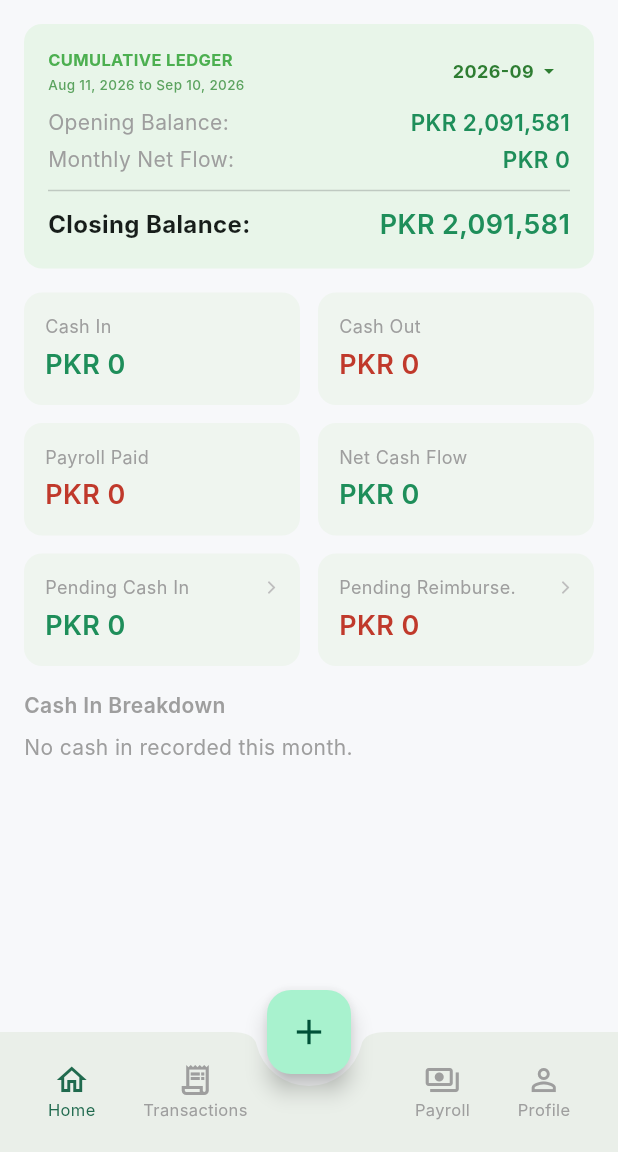
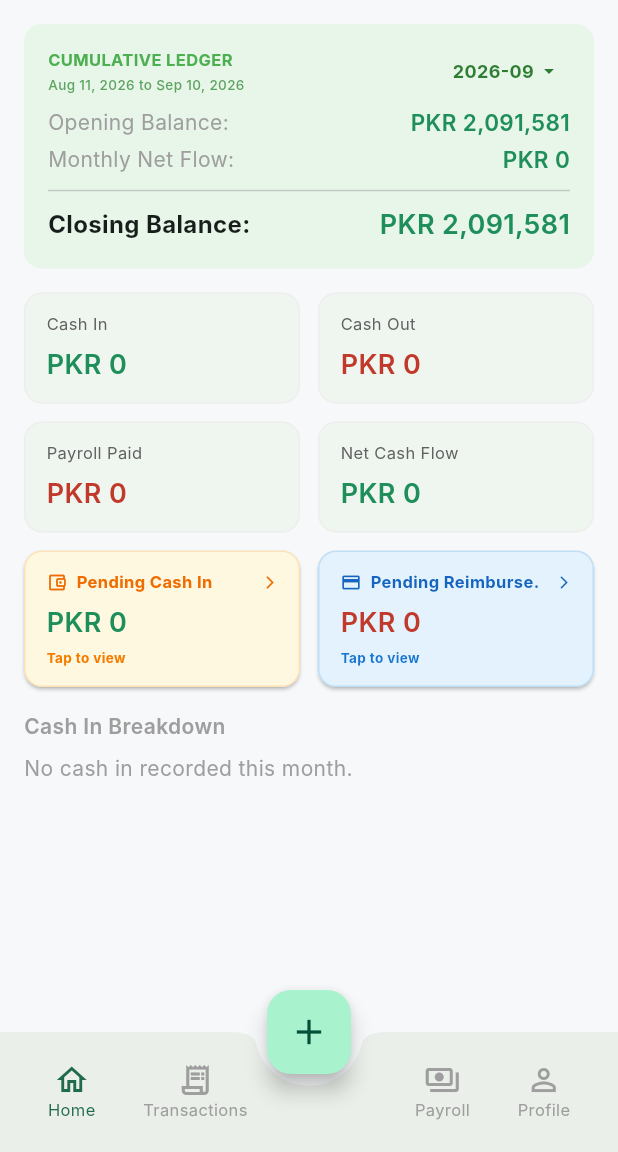
Before and after one commit to waleed52531/corehives, a Flutter app: the HomeScreen screen opened by its route, on a phone screen of 412 x 824 dp, the part 84-1236 px from its top. Run offline on Flutter 3.47's test engine with Material 3 defaults, Android fonts, the phone set to English and light mode, and no system bars; our stand-ins replace cloud_firestore, firebase_auth, firebase_core, firebase_messaging, firebase_storage, flutter_image_compress and 6 more; missing offline and left inert: excel; accounts and stored records are empty; Roboto replaces fonts that are missing (Inter).

Commit message:
style updated

```diff
--- a/mobile/lib/features/home/presentation/home_screen.dart
+++ b/mobile/lib/features/home/presentation/home_screen.dart
@@ -355,29 +355,88 @@ class _SummaryCard extends StatelessWidget {
 
   @override
   Widget build(BuildContext context) {
-    final cardContent = Padding(
-      padding: const EdgeInsets.all(14),
+    final isClickable = onTap != null;
+    final cardBg = isClickable
+        ? (isCashIn ? Colors.amber.shade50 : Colors.blue.shade50)
+        : null;
+    final cardBorder = isClickable
+        ? Border.all(
+            color: isCashIn ? Colors.orange.shade100 : Colors.blue.shade100,
+            width: 1,
+          )
+        : Border.all(color: Colors.grey.shade200, width: 1);
+    final leadingIcon = isClickable
+        ? (isCashIn ? Icons.account_balance_wallet_outlined : Icons.credit_card_outlined)
+        : null;
+    final themeColor = isClickable
+        ? (isCashIn ? Colors.orange.shade800 : Colors.blue.shade800)
+        : null;
+
+    final cardContent = Container(
+      decoration: BoxDecoration(
+        color: cardBg,
+        borderRadius: BorderRadius.circular(12),
+        border: cardBorder,
+      ),
+      padding: const EdgeInsets.symmetric(horizontal: 14, vertical: 12),
       child: Column(
         crossAxisAlignment: CrossAxisAlignment.start,
         children: [
           Row(
             mainAxisAlignment: MainAxisAlignment.spaceBetween,
             children: [
-              Text(label, style: const TextStyle(color: Colors.grey, fontSize: 12)),
-              if (onTap != null)
-                Icon(Icons.arrow_forward_ios, size: 10, color: Colors.grey.shade400),
+              Expanded(
+                child: Row(
+                  children: [
+                    if (leadingIcon != null) ...[
+                      Icon(leadingIcon, size: 14, color: themeColor),
+                      const SizedBox(width: 6),
+                    ],
+                    Expanded(
+                      child: Text(
+                        label,
+                        overflow: TextOverflow.ellipsis,
+                        maxLines: 1,
+                        style: TextStyle(
+                          color: isClickable ? themeColor : Colors.grey.shade700,
+                          fontSize: 11,
+                          fontWeight: isClickable ? FontWeight.bold : FontWeight.normal,
+                        ),
+                      ),
+                    ),
+                  ],
+                ),
+              ),
+              const SizedBox(width: 4),
+              if (isClickable)
+                Icon(Icons.arrow_forward_ios, size: 10, color: themeColor),
             ],
           ),
-          const SizedBox(height: 4),
+          const SizedBox(height: 6),
           MoneyText(paisa: paisa, isCashIn: isCashIn, fontSize: 18),
+          if (isClickable) ...[
+            const SizedBox(height: 4),
+            Text(
+              'Tap to view',
+              style: TextStyle(
+                color: isCashIn ? Colors.orange.shade700 : Colors.blue.shade700,
+                fontSize: 9,
+                fontWeight: FontWeight.bold,
+              ),
+            ),
+          ],
         ],
       ),
     );
 
-    if (onTap != null) {
+    if (isClickable) {
       return Card(
         margin: EdgeInsets.zero,
+        elevation: 1,
         clipBehavior: Clip.antiAlias,
+        shape: RoundedRectangleBorder(
+          borderRadius: BorderRadius.circular(12),
+        ),
         child: InkWell(
           onTap: onTap,
           child: cardContent,
@@ -387,6 +446,10 @@ class _SummaryCard extends StatelessWidget {
 
     return Card(
       margin: EdgeInsets.zero,
+      elevation: 0,
+      shape: RoundedRectangleBorder(
+        borderRadius: BorderRadius.circular(12),
+      ),
       child: cardContent,
     );
   }
```
